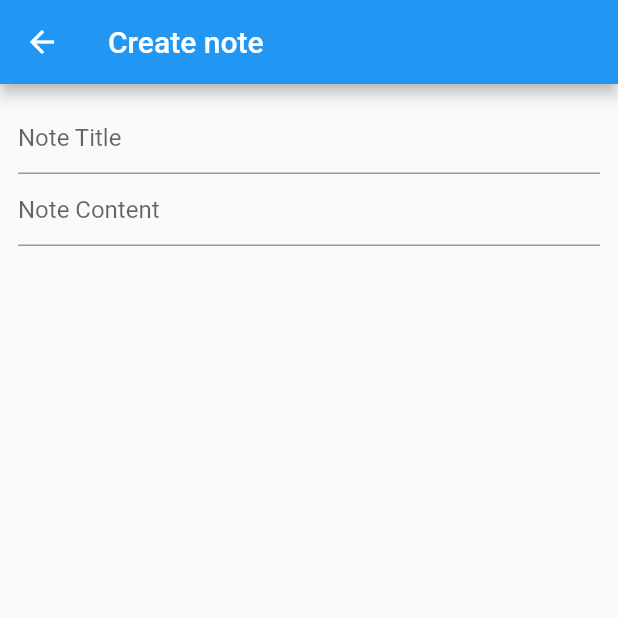
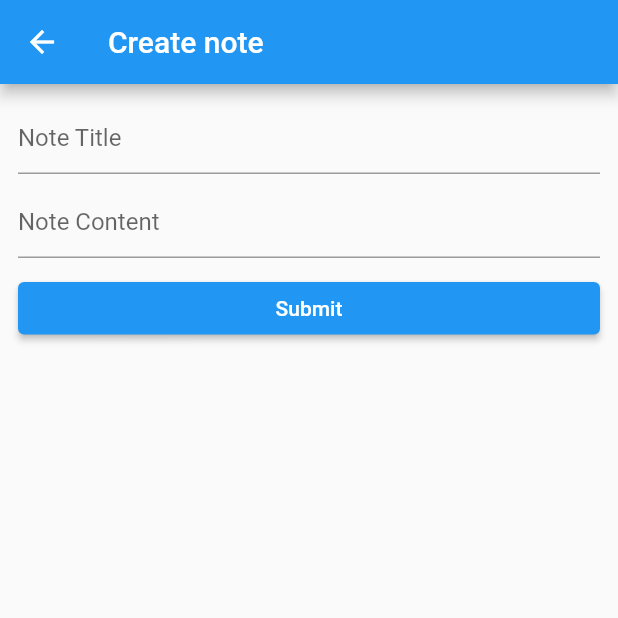
Before and after one commit to benlittlenz/flutter_api_example, a Flutter app: the NoteModify screen opened directly, on a phone screen of 412 x 824 dp, the top half of it. Run offline on Flutter 3.47's test engine with Material 2 defaults, Android fonts, the phone set to English and light mode, and no system bars.

Commit message:
added submit button on note create page

```diff
--- a/lib/views/note_create.dart
+++ b/lib/views/note_create.dart
@@ -14,8 +14,23 @@ class NoteModify extends StatelessWidget {
             TextField(
               decoration: InputDecoration(hintText: 'Note Title'),
             ),
+            Container(height: 8),
             TextField(
               decoration: InputDecoration(hintText: 'Note Content'),
+            ),
+            Container(height: 16),
+            SizedBox(
+              width: double.infinity,
+              height: 35,
+              child: ElevatedButton(
+                child: Text('Submit'),
+                style: ElevatedButton.styleFrom(
+                  primary: Theme.of(context).primaryColor,
+                ),
+                onPressed: () {
+                  Navigator.of(context).pop();
+                },
+              ),
             ),
           ],
         ),
```
